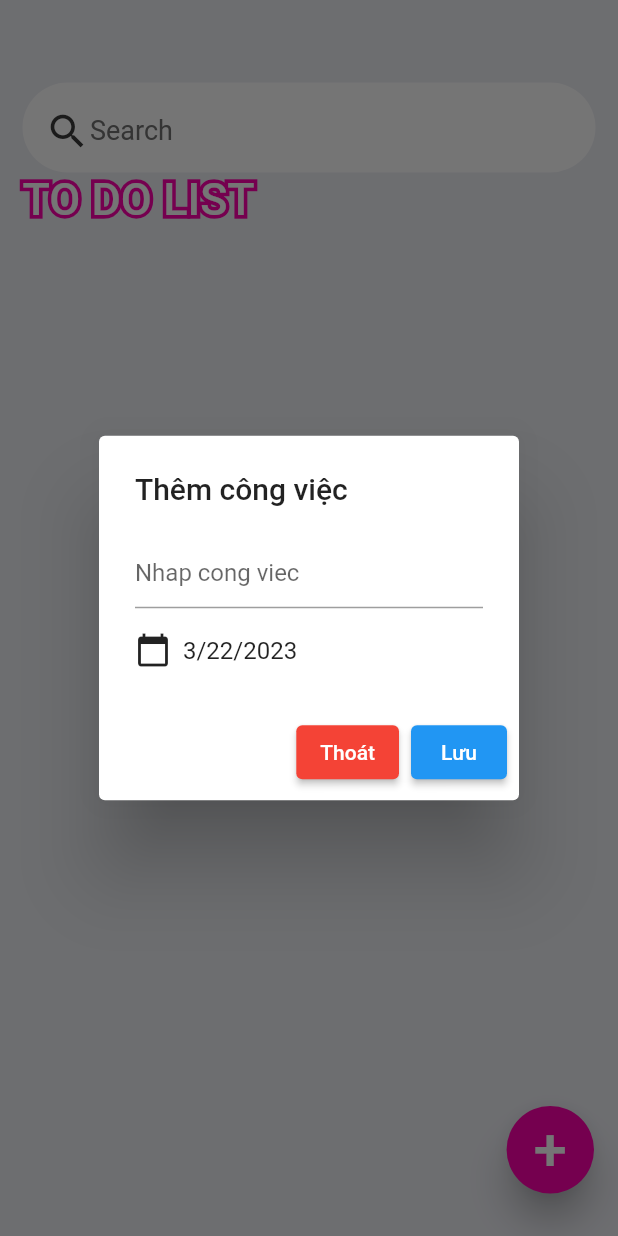
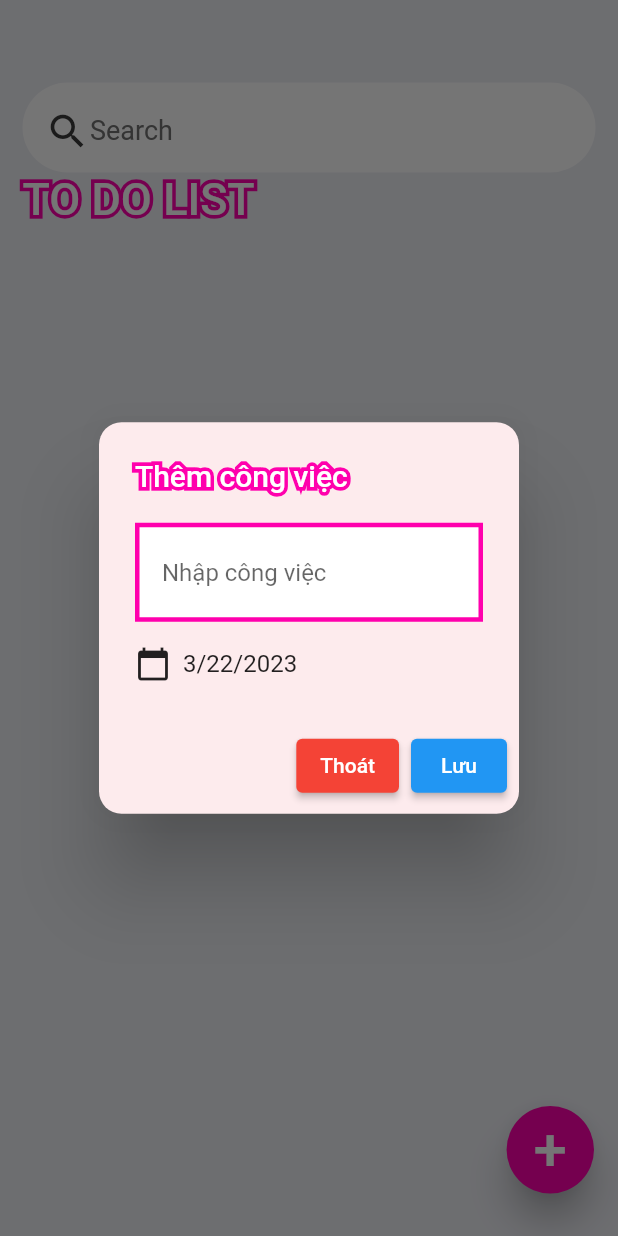
Before and after one commit to HIDR00/Mobile-App, a Flutter app: the screen it shows after launch, after a tap on an icon or button, on a phone screen of 412 x 824 dp. Run offline on Flutter 3.47's test engine with Material 2 defaults, Android fonts, the phone set to English and light mode, and no system bars.

Commit message:
Bai_giua_ki

```diff
--- a/lib/home.dart
+++ b/lib/home.dart
@@ -15,10 +15,6 @@ class _HomeState extends State<Home> {
   final toDoList = ToDo.todoList();
   List<ToDo> _foundToDo = [];
 
-  void initState(){
-    _foundToDo = toDoList;
-    super.initState();
-  }
   Widget searchBox() {
     return Container(
       margin: EdgeInsets.only(top: 50,),
@@ -97,55 +93,6 @@ class _HomeState extends State<Home> {
               ],
             ),
           ),
-          // Align(
-          //   alignment: Alignment.bottomCenter,
-          //   child:  Row(
-          //     children: [
-          //       Expanded(child: Container(
-          //         margin: EdgeInsets.all(7),
-          //         padding: EdgeInsets.all(8),
-          //         decoration: BoxDecoration(
-          //           color: Colors.white,
-          //           boxShadow: const [BoxShadow(
-          //             color: Color(0xFFFF00AD),
-          //             offset: Offset(0.0, 0.0),
-          //             blurRadius: 5.0,
-          //             spreadRadius: 0.0,
-          //           ),
-          //           ],
-          //           borderRadius: BorderRadius.circular(10),
-          //         ),
-          //         child: TextField(
-          //           controller: _toDoController,
-          //           decoration: InputDecoration(
-          //             hintText: "add new todo item",
-          //             border: InputBorder.none,
-          //           ),
-          //         ),
-          //       ),
-          //       ),
-          //       Container(
-          //         margin: EdgeInsets.only(
-          //           right: 20,
-          //           bottom: 10,
-          //         ),
-          //         child: ElevatedButton(
-          //           child: Text("+",style: TextStyle(fontSize: 40),),
-          //           onPressed: (){
-          //             _addToDoItem(_toDoController.text);
-          //           },
-          //           style: ElevatedButton.styleFrom(
-          //             shape: CircleBorder(),
-          //             padding: EdgeInsets.all(18),
-          //             primary: Color(0xFFFF00AD),
-          //             minimumSize: Size(40, 40),
-          //             elevation: 10,
-          //           ),
-          //         ),
-          //       )
-          //     ],
-          //   ),
-          // ),
         ],
       ),
       floatingActionButton: ElevatedButton(
@@ -221,21 +168,59 @@ class _AddTaskDialogState extends State<AddTaskDialog> {
   @override
   Widget build(BuildContext context) {
     return AlertDialog(
-      title: Text('Thêm công việc'),
+      shape:
+      RoundedRectangleBorder(borderRadius: new BorderRadius.circular(15)),
+      backgroundColor: Color(0xFFFDEBED),
+      title: Stack(
+        alignment: Alignment.topLeft,
+        children: [
+          // Implement the stroke
+          Text(
+            'Thêm công việc',
+            style: TextStyle(
+              fontWeight: FontWeight.w500,
+              foreground: Paint()
+                ..style = PaintingStyle.stroke
+                ..strokeWidth = 5
+                ..color = Color(0xFFFF00AD),
+            ),
+          ),
+          Text('Thêm công việc',
+            style: TextStyle(
+              fontWeight: FontWeight.w500,
+              color: Colors.white,
+            ),
+          ),
+        ],
+      ),
       content: Form(
         key: _formKey,
         child: Column(
           mainAxisSize: MainAxisSize.min,
           children: [
-            TextFormField(
+            Container(
+              padding: EdgeInsets.symmetric(horizontal: 15, vertical: 6),
+              decoration: BoxDecoration(
+                color: Colors.white,
+                  border: Border.all(width: 3,color: Color(0xFFFF00AD))
+              ),
+              child: TextFormField(
                 controller: _titleController,
-              decoration: InputDecoration(hintText: 'Nhap cong viec'),
+                decoration: InputDecoration(hintText: 'Nhập công việc',
+                  contentPadding: EdgeInsets.all(0),
+                  prefixIconConstraints: BoxConstraints(
+                    maxHeight: 25,
+                    minWidth: 25,
+                  ),
+                  border: InputBorder.none,
+                ),
                 validator: (value) {
                   if (value == null || value.isEmpty) {
-                  return 'nhap tieu de';
+                    return 'Nhập tiêu đề';
                   }
                   return null;
                 },
+              ),
             ),
             SizedBox(height: 16),
             InkWell(
```
Lines whose indentation alone changed are shown as unchanged.
